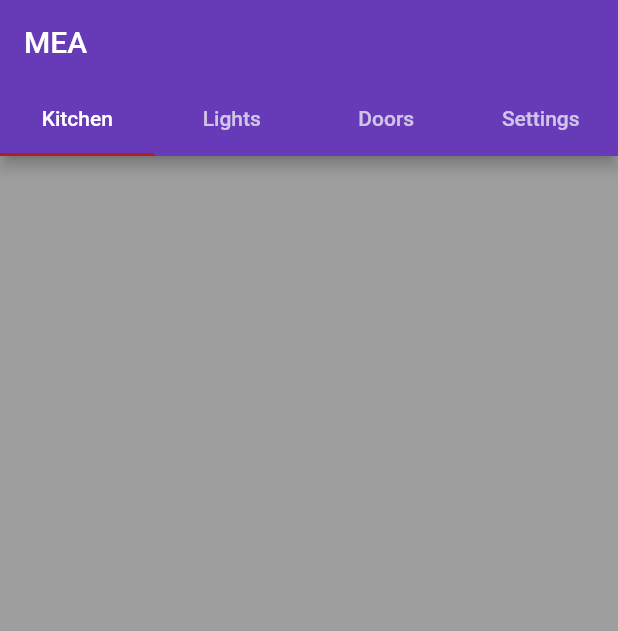
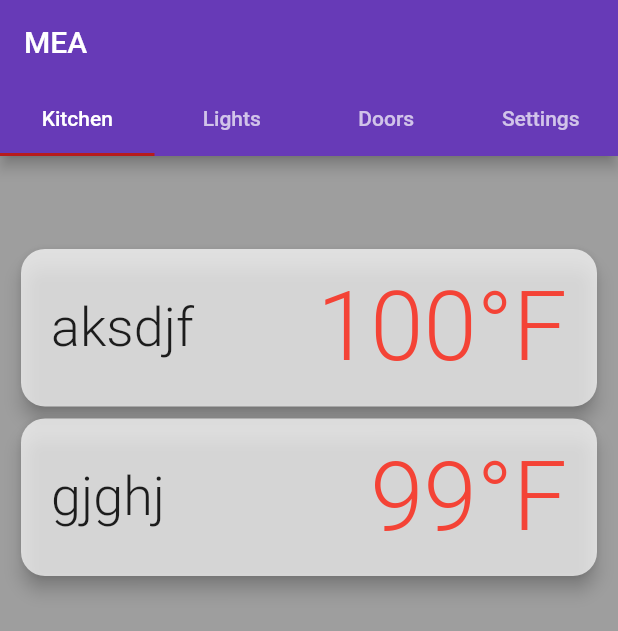
Before and after one commit to ssemtner/mea-app, a Flutter app: the LoginPage screen opened by its route, after a tap on "Login", on a phone screen of 412 x 824 dp. Shown: the top 631 px of the screen. Run offline on Flutter 3.47's test engine with Material 2 defaults, Android fonts, the phone set to English and light mode, and no system bars; our stand-ins replace sqflite; accounts and stored records are empty; Roboto replaces fonts that are missing (Montserrat).

Commit message:
Started working on DB support

```diff
--- /dev/null
+++ b/lib/dbManager.dart
@@ -0,0 +1,72 @@
+import 'dart:io';
+
+import 'package:path/path.dart';
+import 'package:path_provider/path_provider.dart';
+import 'package:sqflite/sqflite.dart';
+
+class DBManager {
+  static final _databaseName = "cards.db";
+  static final _databaseVersion = 1;
+
+  static final table = 'kitchen';
+
+  static final columnId = '_id';
+  static final columnName = 'name';
+  static final columnTemp = 'temp';
+
+  DBManager._privateConstructor();
+  static final DBManager instance = DBManager._privateConstructor();
+
+  static Database _database;
+  Future<Database> get database async {
+    if (_database != null) return _database;
+    _database = await _initDatabase();
+    return _database;
+  }
+
+  _initDatabase() async {
+    Directory documentsDirectory = await getApplicationDocumentsDirectory();
+    String path = join(documentsDirectory.path, _databaseName);
+    return await openDatabase(path,
+      version: _databaseVersion,
+      onCreate: _onCreate);
+  }
+
+  Future _onCreate(Database db, int version) async {
+    await db.execute('''
+          CREATE TABLE $table (
+            $columnId INTEGER PRIMARY KEY,
+            $columnName TEXT NOT NULL,
+            $columnTemp INTEGER
+          )
+          ''');
+  }
+
+  Future<int> insert(Map<String, dynamic> row) async {
+    Database db = await instance.database;
+    return await db.insert(table, row);
+  }
+
+  Future<List<Map<String, dynamic>>> queryAllRows() async {
+    Database db = await instance.database;
+    return await db.query(table);
+  }
+
+
+
+  Future<int> queryRowCount() async {
+    Database db = await instance.database;
+    return Sqflite.firstIntValue(await db.rawQuery('SELECT COUNT(*) FROM $table'));
+  }
+
+  Future<int> update(Map<String, dynamic> row) async {
+    Database db = await instance.database;
+    int id = row[columnId];
+    return await db.update(table, row, where: '$columnId = ?', whereArgs: [id]);
+  }
+
+  Future<int> delete(int id) async {
+    Database db = await instance.database;
+    return await db.delete(table, where: '$columnId = ?', whereArgs: [id]);
+  }
+}
--- a/lib/kitchen.dart
+++ b/lib/kitchen.dart
@@ -1,13 +1,36 @@
 import 'package:flutter/material.dart';
 
+import 'dbManager.dart';
+
 class KitchenTab extends StatefulWidget {
-  final _kitchenCards = <KitchenCard>[];
-
   @override
   KitchenTabState createState() => KitchenTabState();
 }
 
 class KitchenTabState extends State<KitchenTab> {
+  KitchenTabState() {
+    updateFromDB();
+    _manager.insert((KitchenCard(id: 2, name: 'aksdjf', temp: 100,).toMap()));
+  }
+
+  var _kitchenCards = <KitchenCard>[];
+  final _manager = DBManager.instance;
+
+  void updateFromDB() async {
+    _manager.insert(KitchenCard(id: 1, name: 'gjghj', temp: 99,).toMap());
+    final maps = await _manager.queryAllRows();
+
+    setState(() {
+      _kitchenCards = List.generate(maps.length, (i) {
+        return KitchenCard(
+          id: maps[i]['_id'],
+          name: maps[i]['name'],
+          temp: maps[i]['temp'],
+        );
+      });
+    });
+  }
+
   @override
   Widget build(BuildContext context) {
     return Container(
@@ -16,10 +39,13 @@ class KitchenTabState extends State<KitchenTab> {
       child: Column(
         mainAxisAlignment: MainAxisAlignment.start,
         children: <Widget>[
+          MaterialButton(
+            onPressed: updateFromDB,
+          ),
           new Flexible(
             child: new ListView.builder(
-              itemBuilder: (_, int index) => widget._kitchenCards[index],
-              itemCount: widget._kitchenCards.length,
+              itemBuilder: (_, int index) => _kitchenCards[index],
+              itemCount: _kitchenCards.length,
             ),
           ),
         ],
@@ -27,7 +53,6 @@ class KitchenTabState extends State<KitchenTab> {
     );
   }
 }
-
 
 class KitchenCard extends StatelessWidget {
   KitchenCard({this.id, this.name, this.status, this.temp});
@@ -39,8 +64,8 @@ class KitchenCard extends StatelessWidget {
 
   Map<String, dynamic> toMap() {
     return {
+      '_id': id,
       'name': name,
-      'status': status,
       'temp': temp,
     };
   }
@@ -48,6 +73,9 @@ class KitchenCard extends StatelessWidget {
   @override
   Widget build(BuildContext context) {
     return Card(
+      shape: RoundedRectangleBorder(
+        borderRadius: BorderRadius.circular(16.0),
+      ),
       elevation: 5.0,
       color: Theme.of(context).colorScheme.surface,
       child: Container(
@@ -56,19 +84,9 @@ class KitchenCard extends StatelessWidget {
           mainAxisAlignment: MainAxisAlignment.spaceBetween,
           crossAxisAlignment: CrossAxisAlignment.center,
           children: <Widget>[
-            Column(
-              crossAxisAlignment: CrossAxisAlignment.start,
-              mainAxisAlignment: MainAxisAlignment.spaceAround,
-              children: <Widget>[
-                Text(
-                  name,
-                  style: style.copyWith(color: Theme.of(context).colorScheme.onSurface, fontSize: 36.0),
-                ),
-                Text(
-                  status,
-                  style: style.copyWith(color: Theme.of(context).colorScheme.onSurface),
-                ),
-              ],
+            Text(
+              name,
+              style: style.copyWith(color: Theme.of(context).colorScheme.onSurface, fontSize: 36.0),
             ),
             Text(
               temp.toString()+"°F",
--- a/lib/main.dart
+++ b/lib/main.dart
@@ -26,7 +26,7 @@ class MyApp extends StatelessWidget {
           secondary: Color(0xFFB71C1C),
           secondaryVariant: Colors.red,
           background: Colors.grey,
-          surface: Colors.white60,
+          surface: Colors.white70,
           error: Color(0xFFB00020),
           onPrimary: Color(0xFFFFFFFF),
           onSecondary: Colors.white,
--- a/pubspec.yaml
+++ b/pubspec.yaml
@@ -24,7 +24,7 @@ dependencies:
   flutter:
     sdk: flutter
   sqflite:
-  path:
+  path_provider:
 
 
   # The following adds the Cupertino Icons font to your application.
```
Also changed, not shown: lib/mainPage.dart (line endings or trailing spaces), pubspec.lock.
